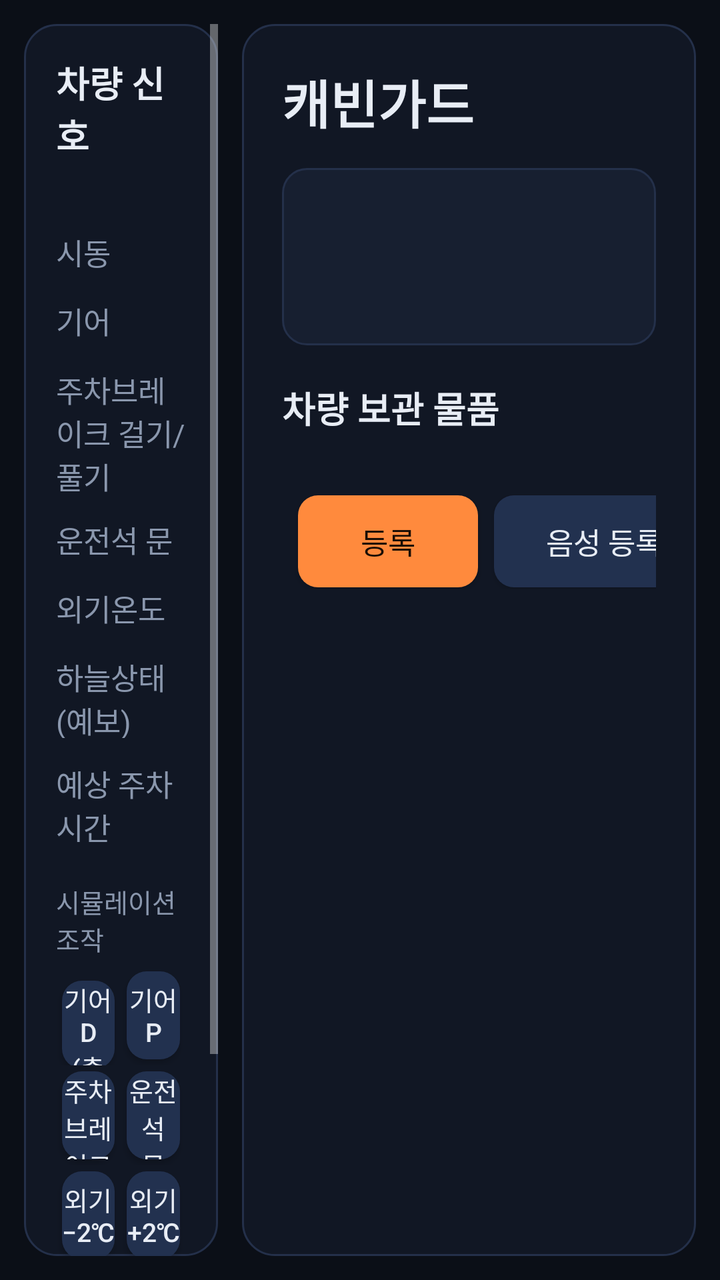
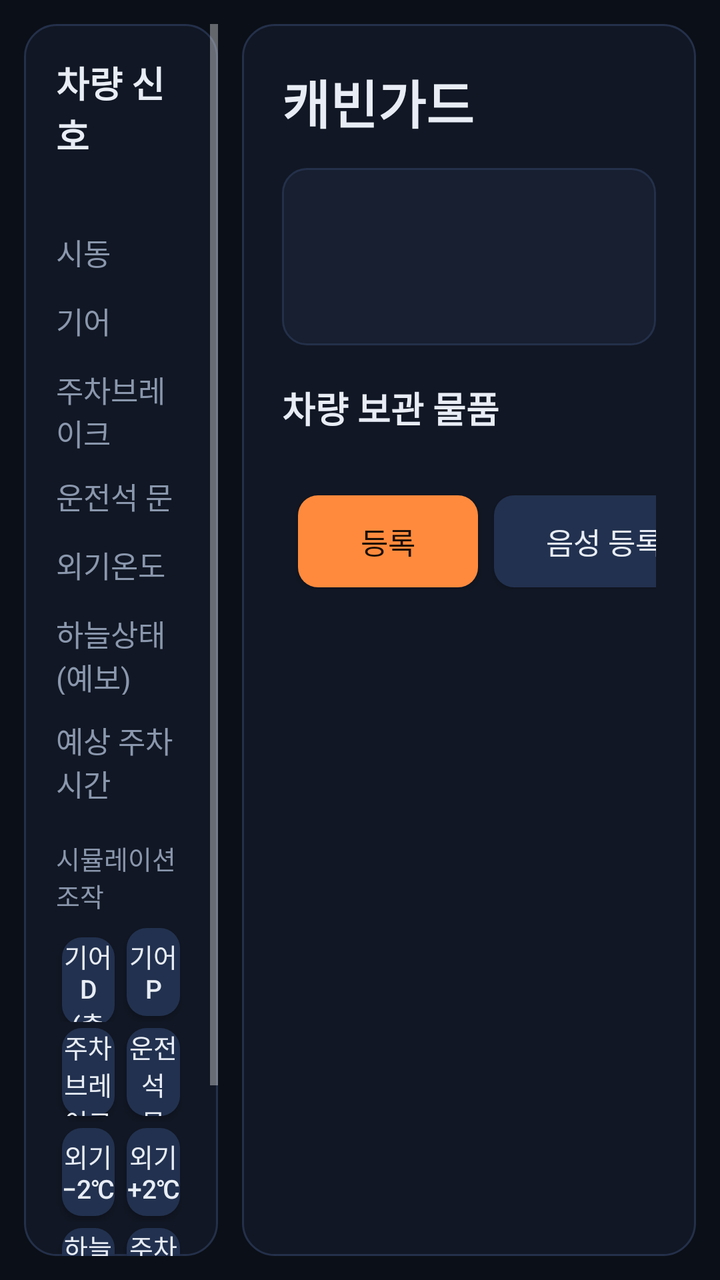

Compare the two renders of this Android layout. The source of the first and the diff that turns it into the second are given below.
<!-- AndroidManifest.xml: application theme AppTheme -->
<!-- res/layout/activity_main.xml -->
<?xml version="1.0" encoding="utf-8"?>
<LinearLayout xmlns:android="http://schemas.android.com/apk/res/android"
    android:layout_width="match_parent"
    android:layout_height="match_parent"
    android:baselineAligned="false"
    android:orientation="horizontal"
    android:padding="12dp">

    
    <ScrollView
        android:layout_width="0dp"
        android:layout_height="match_parent"
        android:layout_marginEnd="12dp"
        android:layout_weight="3"
        android:background="@drawable/bg_panel"
        android:fillViewport="true">

        <LinearLayout
            android:layout_width="match_parent"
            android:layout_height="wrap_content"
            android:orientation="vertical"
            android:padding="16dp">

            <TextView
                android:layout_width="wrap_content"
                android:layout_height="wrap_content"
                android:text="차량 신호"
                android:textColor="@color/text"
                android:textSize="18sp"
                android:textStyle="bold" />

            <TextView
                android:id="@+id/tv_source"
                android:layout_width="wrap_content"
                android:layout_height="wrap_content"
                android:layout_marginBottom="10dp"
                android:textColor="@color/accent"
                android:textSize="13sp" />

            <LinearLayout android:layout_width="match_parent" android:layout_height="wrap_content" android:paddingVertical="5dp">
                <TextView style="@style/SignalKey" android:text="시동" />
                <TextView android:id="@+id/tv_ign" style="@style/SignalValue" />
            </LinearLayout>
            <LinearLayout android:layout_width="match_parent" android:layout_height="wrap_content" android:paddingVertical="5dp">
                <TextView style="@style/SignalKey" android:text="기어" />
                <TextView android:id="@+id/tv_gear" style="@style/SignalValue" />
            </LinearLayout>
            <LinearLayout android:layout_width="match_parent" android:layout_height="wrap_content" android:paddingVertical="5dp">
                <TextView style="@style/SignalKey" android:text="주차브레이크 걸기/풀기" />
                <TextView android:id="@+id/tv_pb" style="@style/SignalValue" />
            </LinearLayout>
            <LinearLayout android:layout_width="match_parent" android:layout_height="wrap_content" android:paddingVertical="5dp">
                <TextView style="@style/SignalKey" android:text="운전석 문" />
                <TextView android:id="@+id/tv_door" style="@style/SignalValue" />
            </LinearLayout>
            <LinearLayout android:layout_width="match_parent" android:layout_height="wrap_content" android:paddingVertical="5dp">
                <TextView style="@style/SignalKey" android:text="외기온도" />
                <TextView android:id="@+id/tv_out" style="@style/SignalValue" />
            </LinearLayout>
            <LinearLayout android:layout_width="match_parent" android:layout_height="wrap_content" android:paddingVertical="5dp">
                <TextView style="@style/SignalKey" android:text="하늘상태(예보)" />
                <TextView android:id="@+id/tv_sky" style="@style/SignalValue" />
            </LinearLayout>
            <LinearLayout android:layout_width="match_parent" android:layout_height="wrap_content" android:paddingVertical="5dp">
                <TextView style="@style/SignalKey" android:text="예상 주차시간" />
                <TextView android:id="@+id/tv_park" style="@style/SignalValue" />
            </LinearLayout>

            <TextView
                android:layout_width="wrap_content"
                android:layout_height="wrap_content"
                android:layout_marginTop="14dp"
                android:layout_marginBottom="4dp"
                android:text="시뮬레이션 조작"
                android:textColor="@color/sub"
                android:textSize="13sp" />

            <LinearLayout android:layout_width="match_parent" android:layout_height="wrap_content">
                <Button android:id="@+id/btn_gear_d" style="@style/SimButton" android:text="기어 D (출발)" />
                <Button android:id="@+id/btn_gear_p" style="@style/SimButton" android:text="기어 P" />
            </LinearLayout>
            <LinearLayout android:layout_width="match_parent" android:layout_height="wrap_content">
                <Button android:id="@+id/btn_pb" style="@style/SimButton" android:text="주차브레이크 걸기/풀기" />
                <Button android:id="@+id/btn_door" style="@style/SimButton" android:text="운전석 문 열기/닫기" />
            </LinearLayout>
            <LinearLayout android:layout_width="match_parent" android:layout_height="wrap_content">
                <Button android:id="@+id/btn_temp_down" style="@style/SimButton" android:text="외기 −2℃" />
                <Button android:id="@+id/btn_temp_up" style="@style/SimButton" android:text="외기 +2℃" />
            </LinearLayout>
            <LinearLayout android:layout_width="match_parent" android:layout_height="wrap_content">
                <Button android:id="@+id/btn_sky" style="@style/SimButton" android:text="하늘상태 변경" />
                <Button android:id="@+id/btn_park_time" style="@style/SimButton" android:text="주차시간 변경" />
            </LinearLayout>
            <LinearLayout android:layout_width="match_parent" android:layout_height="wrap_content">
                <Button android:id="@+id/btn_reboard" style="@style/SimButton" android:text="주차 후 재탑승" />
            </LinearLayout>
        </LinearLayout>
    </ScrollView>

    
    <FrameLayout
        android:layout_width="0dp"
        android:layout_height="match_parent"
        android:layout_weight="7">

        <ScrollView
            android:layout_width="match_parent"
            android:layout_height="match_parent"
            android:background="@drawable/bg_panel"
            android:fillViewport="true">

            <LinearLayout
                android:layout_width="match_parent"
                android:layout_height="wrap_content"
                android:orientation="vertical"
                android:padding="20dp">

                <LinearLayout android:layout_width="match_parent" android:layout_height="wrap_content" android:gravity="center_vertical">
                    <TextView
                        android:layout_width="0dp"
                        android:layout_height="wrap_content"
                        android:layout_weight="1"
                        android:text="캐빈가드"
                        android:textColor="@color/text"
                        android:textSize="26sp"
                        android:textStyle="bold" />
                    <TextView
                        android:id="@+id/tv_status"
                        android:layout_width="wrap_content"
                        android:layout_height="wrap_content"
                        android:textColor="@color/sub"
                        android:textSize="15sp" />
                </LinearLayout>

                
                <LinearLayout
                    android:id="@+id/pred_card"
                    android:layout_width="match_parent"
                    android:layout_height="wrap_content"
                    android:layout_marginTop="14dp"
                    android:background="@drawable/bg_card"
                    android:orientation="vertical"
                    android:padding="16dp">
                    <TextView
                        android:id="@+id/tv_pred_title"
                        android:layout_width="wrap_content"
                        android:layout_height="wrap_content"
                        android:textSize="24sp"
                        android:textStyle="bold" />
                    <TextView
                        android:id="@+id/tv_pred_detail"
                        android:layout_width="wrap_content"
                        android:layout_height="wrap_content"
                        android:layout_marginTop="4dp"
                        android:lineSpacingExtra="3dp"
                        android:textColor="@color/text"
                        android:textSize="15sp" />
                </LinearLayout>

                <TextView
                    android:layout_width="wrap_content"
                    android:layout_height="wrap_content"
                    android:layout_marginTop="18dp"
                    android:text="차량 보관 물품"
                    android:textColor="@color/text"
                    android:textSize="18sp"
                    android:textStyle="bold" />

                <TextView
                    android:id="@+id/tv_lock"
                    android:layout_width="wrap_content"
                    android:layout_height="wrap_content"
                    android:layout_marginTop="4dp"
                    android:textColor="@color/sub"
                    android:textSize="13sp" />

                <LinearLayout
                    android:layout_width="match_parent"
                    android:layout_height="wrap_content"
                    android:layout_marginTop="8dp"
                    android:gravity="center_vertical">
                    <EditText
                        android:id="@+id/et_item"
                        android:layout_width="0dp"
                        android:layout_height="48dp"
                        android:layout_weight="1"
                        android:hint="물품 이름 (예: 보조배터리)"
                        android:imeOptions="actionDone"
                        android:inputType="text"
                        android:maxLines="1"
                        android:textColor="@color/text"
                        android:textColorHint="@color/sub"
                        android:textSize="16sp" />
                    <Button
                        android:id="@+id/btn_add"
                        android:layout_width="90dp"
                        android:layout_height="46dp"
                        android:layout_marginStart="8dp"
                        android:background="@drawable/bg_button_accent"
                        android:text="등록"
                        android:textColor="#1A0E05"
                        android:textSize="15sp" />
                    <Button
                        android:id="@+id/btn_voice"
                        android:layout_width="110dp"
                        android:layout_height="46dp"
                        android:layout_marginStart="8dp"
                        android:background="@drawable/bg_button"
                        android:text="음성 등록"
                        android:textColor="@color/text"
                        android:textSize="15sp" />
                </LinearLayout>

                <LinearLayout
                    android:id="@+id/chips"
                    android:layout_width="match_parent"
                    android:layout_height="wrap_content"
                    android:layout_marginTop="6dp"
                    android:orientation="horizontal" />

                <LinearLayout
                    android:id="@+id/item_list"
                    android:layout_width="match_parent"
                    android:layout_height="wrap_content"
                    android:layout_marginTop="10dp"
                    android:orientation="vertical" />

                <TextView
                    android:id="@+id/tv_voice"
                    android:layout_width="match_parent"
                    android:layout_height="wrap_content"
                    android:layout_marginTop="14dp"
                    android:background="@drawable/bg_card"
                    android:padding="14dp"
                    android:textColor="@color/text"
                    android:textSize="16sp"
                    android:visibility="gone" />
            </LinearLayout>
        </ScrollView>

        
        <LinearLayout
            android:id="@+id/alert_overlay"
            android:layout_width="match_parent"
            android:layout_height="match_parent"
            android:background="@drawable/bg_alert"
            android:clickable="true"
            android:focusable="true"
            android:orientation="vertical"
            android:padding="24dp"
            android:visibility="gone">
            <TextView
                android:id="@+id/tv_alert_title"
                android:layout_width="wrap_content"
                android:layout_height="wrap_content"
                android:textColor="@color/text"
                android:textSize="30sp"
                android:textStyle="bold" />
            <TextView
                android:id="@+id/tv_alert_sub"
                android:layout_width="wrap_content"
                android:layout_height="wrap_content"
                android:layout_marginTop="4dp"
                android:layout_marginBottom="12dp"
                android:textColor="#D9A5A5"
                android:textSize="16sp" />
            <ScrollView
                android:layout_width="match_parent"
                android:layout_height="0dp"
                android:layout_weight="1">
                <LinearLayout
                    android:id="@+id/alert_list"
                    android:layout_width="match_parent"
                    android:layout_height="wrap_content"
                    android:orientation="vertical" />
            </ScrollView>
            <Button
                android:id="@+id/btn_alert_skip"
                android:layout_width="wrap_content"
                android:layout_height="44dp"
                android:layout_gravity="end"
                android:background="@drawable/bg_button"
                android:paddingHorizontal="18dp"
                android:text="이번에는 두고 내릴게요"
                android:textColor="@color/text"
                android:textSize="14sp" />
        </LinearLayout>

        
        <LinearLayout
            android:id="@+id/guide_overlay"
            android:layout_width="match_parent"
            android:layout_height="match_parent"
            android:background="@drawable/bg_panel"
            android:clickable="true"
            android:focusable="true"
            android:orientation="vertical"
            android:padding="24dp"
            android:visibility="gone">
            <TextView
                android:id="@+id/tv_guide_title"
                android:layout_width="wrap_content"
                android:layout_height="wrap_content"
                android:textColor="@color/text"
                android:textSize="30sp"
                android:textStyle="bold" />
            <TextView
                android:id="@+id/tv_guide_body"
                android:layout_width="match_parent"
                android:layout_height="0dp"
                android:layout_marginTop="12dp"
                android:layout_weight="1"
                android:lineSpacingExtra="6dp"
                android:textColor="@color/text"
                android:textSize="19sp" />
            <Button
                android:id="@+id/btn_guide_ok"
                android:layout_width="wrap_content"
                android:layout_height="46dp"
                android:layout_gravity="end"
                android:background="@drawable/bg_button_accent"
                android:paddingHorizontal="24dp"
                android:text="확인했어요"
                android:textColor="#1A0E05"
                android:textSize="15sp" />
        </LinearLayout>
    </FrameLayout>
</LinearLayout>
<!-- resources referenced by this layout -->
<resources>
  <color name="accent">#FF8A3D</color>
  <color name="sub">#8A97AD</color>
  <color name="text">#E8EDF5</color>
  <!-- drawable bg_alert (drawable) -->
  <?xml version="1.0" encoding="utf-8"?>
  <shape xmlns:android="http://schemas.android.com/apk/res/android" android:shape="rectangle">
      <solid android:color="@color/alert_bg" />
      <stroke android:width="2dp" android:color="@color/danger" />
      <corners android:radius="16dp" />
  </shape>
  <!-- drawable bg_button (drawable) -->
  <?xml version="1.0" encoding="utf-8"?>
  <ripple xmlns:android="http://schemas.android.com/apk/res/android" android:color="#33FFFFFF">
      <item>
          <shape android:shape="rectangle">
              <solid android:color="#22314F" />
              <corners android:radius="10dp" />
          </shape>
      </item>
  </ripple>
  <!-- drawable bg_button_accent (drawable) -->
  <?xml version="1.0" encoding="utf-8"?>
  <ripple xmlns:android="http://schemas.android.com/apk/res/android" android:color="#33FFFFFF">
      <item>
          <shape android:shape="rectangle">
              <solid android:color="@color/accent" />
              <corners android:radius="10dp" />
          </shape>
      </item>
  </ripple>
  <!-- drawable bg_card (drawable) -->
  <?xml version="1.0" encoding="utf-8"?>
  <shape xmlns:android="http://schemas.android.com/apk/res/android" android:shape="rectangle">
      <solid android:color="@color/card" />
      <stroke android:width="1dp" android:color="@color/line" />
      <corners android:radius="12dp" />
  </shape>
  <!-- drawable bg_panel (drawable) -->
  <?xml version="1.0" encoding="utf-8"?>
  <shape xmlns:android="http://schemas.android.com/apk/res/android" android:shape="rectangle">
      <solid android:color="@color/panel" />
      <stroke android:width="1dp" android:color="@color/line" />
      <corners android:radius="16dp" />
  </shape>
  <style name="SignalKey">
          <item name="android:layout_width">0dp</item>
          <item name="android:layout_height">wrap_content</item>
          <item name="android:layout_weight">1</item>
          <item name="android:textColor">@color/sub</item>
          <item name="android:textSize">15sp</item>
      </style>
  <style name="SignalValue">
          <item name="android:layout_width">wrap_content</item>
          <item name="android:layout_height">wrap_content</item>
          <item name="android:textColor">@color/text</item>
          <item name="android:textSize">18sp</item>
          <item name="android:textStyle">bold</item>
      </style>
  <style name="SimButton">
          <item name="android:layout_width">0dp</item>
          <item name="android:layout_height">44dp</item>
          <item name="android:layout_weight">1</item>
          <item name="android:layout_margin">3dp</item>
          <item name="android:background">@drawable/bg_button</item>
          <item name="android:textColor">@color/text</item>
          <item name="android:textSize">13sp</item>
          <item name="android:padding">0dp</item>
      </style>
  <style name="AppTheme" parent="android:Theme.Material.NoActionBar">
          <item name="android:windowBackground">@color/bg</item>
          <item name="android:colorAccent">@color/accent</item>
          <item name="android:statusBarColor">@color/bg</item>
          <item name="android:navigationBarColor">@color/bg</item>
      </style>
  <color name="alert_bg">#1A0F10</color>
  <color name="danger">#FF6B6B</color>
  <color name="card">#171F30</color>
  <color name="line">#24304A</color>
  <color name="panel">#111724</color>
  <color name="bg">#0B0F17</color>
</resources>

<!-- the commit's change to res/layout/activity_main.xml (unified diff, before → after) -->
@@ -46,7 +46,7 @@
                 <TextView android:id="@+id/tv_gear" style="@style/SignalValue" />
             </LinearLayout>
             <LinearLayout android:layout_width="match_parent" android:layout_height="wrap_content" android:paddingVertical="5dp">
-                <TextView style="@style/SignalKey" android:text="주차브레이크 걸기/풀기" />
+                <TextView style="@style/SignalKey" android:text="주차브레이크" />
                 <TextView android:id="@+id/tv_pb" style="@style/SignalValue" />
             </LinearLayout>
             <LinearLayout android:layout_width="match_parent" android:layout_height="wrap_content" android:paddingVertical="5dp">
